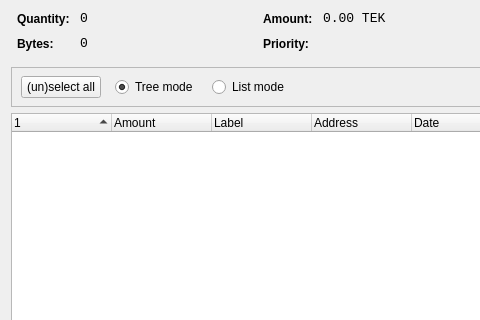
Qt form src/qt/forms/coincontroldialog.ui (maxxine/TEK) before a commit; both pictures show x 0 to 480 and y 0 to 320 of the 1000 by 500 pixel window.
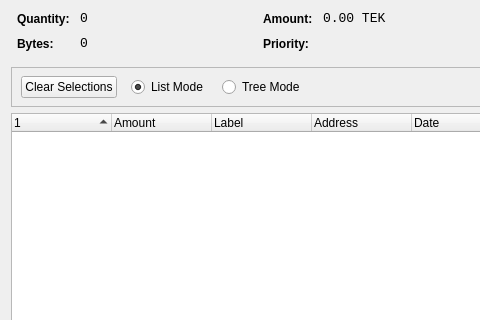
The same form after that commit. Custom widgets are drawn as their Qt base class.

Patch:
```diff
--- a/src/qt/forms/coincontroldialog.ui
+++ b/src/qt/forms/coincontroldialog.ui
@@ -392,12 +392,12 @@
           </sizepolicy>
          </property>
          <property name="text">
-          <string>(un)select all</string>
+          <string>Clear Selections</string>
          </property>
         </widget>
        </item>
        <item>
-        <widget class="QRadioButton" name="radioTreeMode">
+        <widget class="QRadioButton" name="radioListMode">
          <property name="sizePolicy">
           <sizepolicy hsizetype="Maximum" vsizetype="Fixed">
            <horstretch>0</horstretch>
@@ -405,7 +405,7 @@
           </sizepolicy>
          </property>
          <property name="text">
-          <string>Tree mode</string>
+          <string>List Mode</string>
          </property>
          <property name="checked">
           <bool>true</bool>
@@ -413,7 +413,7 @@
         </widget>
        </item>
        <item>
-        <widget class="QRadioButton" name="radioListMode">
+        <widget class="QRadioButton" name="radioTreeMode">
          <property name="sizePolicy">
           <sizepolicy hsizetype="Maximum" vsizetype="Fixed">
            <horstretch>0</horstretch>
@@ -421,7 +421,7 @@
           </sizepolicy>
          </property>
          <property name="text">
-          <string>List mode</string>
+          <string>Tree Mode</string>
          </property>
         </widget>
        </item>
```
Left out of the diff: 3 changed lines with no effect on the pictures.
